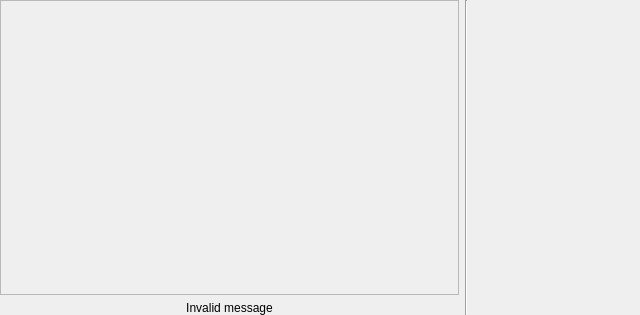
networkoptix/nx_open, file vms/client/nx_vms_client_desktop/src/nx/vms/client/desktop/resource_dialogs/details/filtered_resource_selection_widget.ui: the form before one commit.
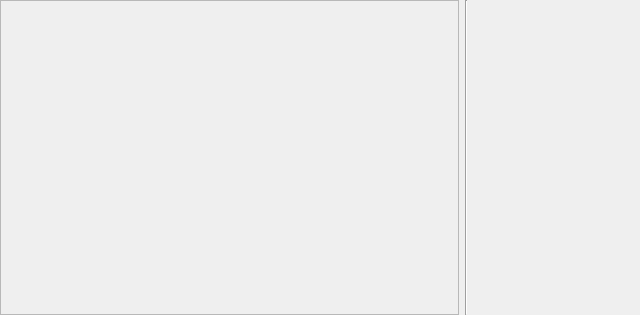
The form after the commit. Custom widgets are drawn as their Qt base class.

Commit message:
Proper alert style in new Camera Select dialog
<==== Mercurial data ====>
Branch: vms_4.0_gui

The edit to the form file:
```diff
--- a/vms/client/nx_vms_client_desktop/src/nx/vms/client/desktop/resource_dialogs/details/filtered_resource_selection_widget.ui
+++ b/vms/client/nx_vms_client_desktop/src/nx/vms/client/desktop/resource_dialogs/details/filtered_resource_selection_widget.ui
@@ -26,6 +26,9 @@
    <item>
     <widget class="QWidget" name="holder" native="true">
      <layout class="QVBoxLayout" name="verticalLayout">
+      <property name="spacing">
+       <number>0</number>
+      </property>
       <property name="leftMargin">
        <number>0</number>
       </property>
@@ -48,8 +51,8 @@
           <rect>
            <x>0</x>
            <y>0</y>
-           <width>453</width>
-           <height>287</height>
+           <width>457</width>
+           <height>303</height>
           </rect>
          </property>
          <layout class="QVBoxLayout" name="verticalLayout_2">
@@ -163,17 +166,7 @@
        </widget>
       </item>
       <item>
-       <widget class="QLabel" name="invalidTextLabel">
-        <property name="text">
-         <string>Invalid message</string>
-        </property>
-        <property name="alignment">
-         <set>Qt::AlignCenter</set>
-        </property>
-        <property name="wordWrap">
-         <bool>true</bool>
-        </property>
-       </widget>
+       <widget class="nx::vms::client::desktop::AlertBar" name="alertBar" native="true"/>
       </item>
      </layout>
     </widget>
@@ -232,6 +225,12 @@
    <extends>QWidget</extends>
    <header location="global">nx/vms/client/desktop/node_view/resource_node_view/resource_selection_node_view.h</header>
   </customwidget>
+  <customwidget>
+   <class>nx::vms::client::desktop::AlertBar</class>
+   <extends>QWidget</extends>
+   <header location="global">nx/vms/client/desktop/common/widgets/message_bar.h</header>
+   <container>1</container>
+  </customwidget>
  </customwidgets>
  <resources/>
  <connections/>
```
The commit also changes 1 other file.
